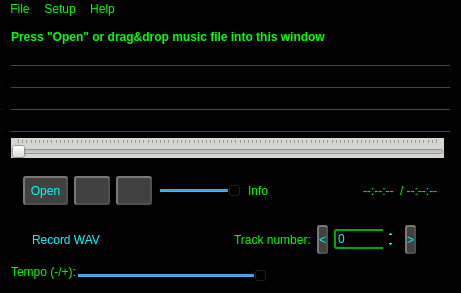
Old version of the form MusicPlayer/MainWindow/mainwindow.ui in the repository WohlSoft/Moondust-Project.
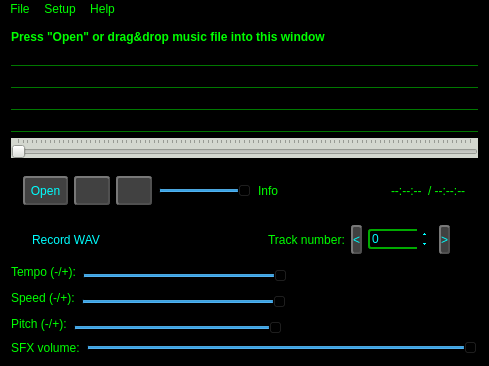
New version of the form. Icons and pictures are not drawn. Custom widgets are drawn as their Qt base class.

```diff
--- a/MusicPlayer/MainWindow/mainwindow.ui
+++ b/MusicPlayer/MainWindow/mainwindow.ui
@@ -6,8 +6,8 @@
    <rect>
     <x>0</x>
     <y>0</y>
-    <width>461</width>
-    <height>289</height>
+    <width>489</width>
+    <height>306</height>
    </rect>
   </property>
   <property name="minimumSize">
@@ -105,21 +105,57 @@
     <property name="sizeConstraint">
      <enum>QLayout::SetMinimumSize</enum>
     </property>
-    <item row="4" column="0" colspan="2">
-     <widget class="LabelMarquee" name="musCopyright">
-      <property name="styleSheet">
-       <string notr="true">border-width: 1px;
-border-style: solid;
-border-color: rgba(0, 0, 0, 0);
-border-bottom-color: rgb(0, 120, 0);
-</string>
+    <item row="8" column="0">
+     <widget class="QFrame" name="tempoFrame">
+      <property name="frameShape">
+       <enum>QFrame::NoFrame</enum>
       </property>
-      <property name="text">
-       <string/>
+      <property name="frameShadow">
+       <enum>QFrame::Plain</enum>
       </property>
-      <property name="scaledContents">
-       <bool>true</bool>
+      <property name="lineWidth">
+       <number>0</number>
       </property>
+      <layout class="QGridLayout" name="gridLayout_2">
+       <property name="leftMargin">
+        <number>0</number>
+       </property>
+       <property name="topMargin">
+        <number>0</number>
+       </property>
+       <property name="rightMargin">
+        <number>0</number>
+       </property>
+       <property name="bottomMargin">
+        <number>0</number>
+       </property>
+       <item row="0" column="1">
+        <widget class="QSlider" name="tempo">
+         <property name="toolTip">
+          <string>Tempo</string>
+         </property>
+         <property name="minimum">
+          <number>-100</number>
+         </property>
+         <property name="maximum">
+          <number>100</number>
+         </property>
+         <property name="orientation">
+          <enum>Qt::Horizontal</enum>
+         </property>
+         <property name="tickPosition">
+          <enum>QSlider::TicksAbove</enum>
+         </property>
+        </widget>
+       </item>
+       <item row="0" column="0">
+        <widget class="QLabel" name="tempoLabel">
+         <property name="text">
+          <string>Tempo (-/+):</string>
+         </property>
+        </widget>
+       </item>
+      </layout>
      </widget>
     </item>
     <item row="7" column="0">
@@ -240,8 +276,41 @@
       </layout>
      </widget>
     </item>
-    <item row="3" column="0" colspan="2">
-     <widget class="LabelMarquee" name="musAlbum">
+    <item row="11" column="0">
+     <layout class="QHBoxLayout" name="GeneralVolumeFrame">
+      <item>
+       <widget class="QLabel" name="label_2">
+        <property name="toolTip">
+         <string>Change the SFX volume (affecting all playing SFX at one time, doesn't affects a music)</string>
+        </property>
+        <property name="text">
+         <string>SFX volume:</string>
+        </property>
+       </widget>
+      </item>
+      <item>
+       <widget class="QSlider" name="volumeGeneral">
+        <property name="toolTip">
+         <string>Change the general volume (affecting all playing music and SFX at one time)</string>
+        </property>
+        <property name="maximum">
+         <number>128</number>
+        </property>
+        <property name="pageStep">
+         <number>1</number>
+        </property>
+        <property name="value">
+         <number>128</number>
+        </property>
+        <property name="orientation">
+         <enum>Qt::Horizontal</enum>
+        </property>
+       </widget>
+      </item>
+     </layout>
+    </item>
+    <item row="2" column="0">
+     <widget class="LabelMarquee" name="musArtist">
       <property name="styleSheet">
        <string notr="true">border-width: 1px;
 border-style: solid;
@@ -257,11 +326,10 @@
       </property>
      </widget>
     </item>
-    <item row="0" column="0" colspan="2">
+    <item row="0" column="0">
      <widget class="QLabel" name="label">
       <property name="font">
        <font>
-        <weight>75</weight>
         <bold>true</bold>
        </font>
       </property>
@@ -270,7 +338,60 @@
       </property>
      </widget>
     </item>
-    <item row="1" column="0" colspan="2">
+    <item row="9" column="0">
+     <widget class="QFrame" name="speedFrame">
+      <property name="frameShape">
+       <enum>QFrame::NoFrame</enum>
+      </property>
+      <property name="frameShadow">
+       <enum>QFrame::Plain</enum>
+      </property>
+      <property name="lineWidth">
+       <number>0</number>
+      </property>
+      <layout class="QGridLayout" name="gridLayout_4">
+       <property name="leftMargin">
+        <number>0</number>
+       </property>
+       <property name="topMargin">
+        <number>0</number>
+       </property>
+       <property name="rightMargin">
+        <number>0</number>
+       </property>
+       <property name="bottomMargin">
+        <number>0</number>
+       </property>
+       <item row="0" column="0">
+        <widget class="QLabel" name="speedLabel">
+         <property name="text">
+          <string>Speed (-/+):</string>
+         </property>
+        </widget>
+       </item>
+       <item row="0" column="1">
+        <widget class="QSlider" name="speed">
+         <property name="toolTip">
+          <string>Tempo</string>
+         </property>
+         <property name="minimum">
+          <number>-100</number>
+         </property>
+         <property name="maximum">
+          <number>100</number>
+         </property>
+         <property name="orientation">
+          <enum>Qt::Horizontal</enum>
+         </property>
+         <property name="tickPosition">
+          <enum>QSlider::TicksAbove</enum>
+         </property>
+        </widget>
+       </item>
+      </layout>
+     </widget>
+    </item>
+    <item row="1" column="0">
      <widget class="LabelMarquee" name="musTitle">
       <property name="styleSheet">
        <string notr="true">border-width: 1px;
@@ -287,8 +408,8 @@
       </property>
      </widget>
     </item>
-    <item row="2" column="0" colspan="2">
-     <widget class="LabelMarquee" name="musArtist">
+    <item row="4" column="0">
+     <widget class="LabelMarquee" name="musCopyright">
       <property name="styleSheet">
        <string notr="true">border-width: 1px;
 border-style: solid;
@@ -304,88 +425,7 @@
       </property>
      </widget>
     </item>
-    <item row="8" column="0">
-     <widget class="QFrame" name="tempoFrame">
-      <property name="frameShape">
-       <enum>QFrame::NoFrame</enum>
-      </property>
-      <property name="frameShadow">
-       <enum>QFrame::Plain</enum>
-      </property>
-      <property name="lineWidth">
-       <number>0</number>
-      </property>
-      <layout class="QHBoxLayout" name="horizontalLayout_3">
-       <property name="spacing">
-        <number>0</number>
-       </property>
-       <property name="leftMargin">
-        <number>0</number>
-       </property>
-       <property name="topMargin">
-        <number>0</number>
-       </property>
-       <property name="rightMargin">
-        <number>0</number>
-       </property>
-       <property name="bottomMargin">
-        <number>0</number>
-       </property>
-       <item>
-        <widget class="QLabel" name="tempoLabel">
-         <property name="text">
-          <string>Tempo (-/+):</string>
-         </property>
-        </widget>
-       </item>
-       <item>
-        <widget class="QSlider" name="tempo">
-         <property name="toolTip">
-          <string>Tempo</string>
-         </property>
-         <property name="minimum">
-          <number>-100</number>
-         </property>
-         <property name="maximum">
-          <number>100</number>
-         </property>
-         <property name="orientation">
-          <enum>Qt::Horizontal</enum>
-         </property>
-         <property name="tickPosition">
-          <enum>QSlider::TicksAbove</enum>
-         </property>
-        </widget>
-       </item>
-      </layout>
-     </widget>
-    </item>
-    <item row="5" column="0">
-     <widget class="QSlider" name="musicPosition">
-      <property name="styleSheet">
-       <string notr="true">background-color: rgb(211, 215, 207);</string>
-      </property>
-      <property name="maximum">
-       <number>100</number>
-      </property>
-      <property name="value">
-       <number>0</number>
-      </property>
-      <property name="orientation">
-       <enum>Qt::Horizontal</enum>
-      </property>
-      <property name="invertedAppearance">
-       <bool>false</bool>
-      </property>
-      <property name="invertedControls">
-       <bool>false</bool>
-      </property>
-      <property name="tickPosition">
-       <enum>QSlider::TicksAbove</enum>
-      </property>
-     </widget>
-    </item>
-    <item row="6" column="0" colspan="2">
+    <item row="6" column="0">
      <widget class="QFrame" name="frame_2">
       <property name="minimumSize">
        <size>
@@ -531,6 +571,101 @@
       </layout>
      </widget>
     </item>
+    <item row="3" column="0">
+     <widget class="LabelMarquee" name="musAlbum">
+      <property name="styleSheet">
+       <string notr="true">border-width: 1px;
+border-style: solid;
+border-color: rgba(0, 0, 0, 0);
+border-bottom-color: rgb(0, 120, 0);
+</string>
+      </property>
+      <property name="text">
+       <string/>
+      </property>
+      <property name="scaledContents">
+       <bool>true</bool>
+      </property>
+     </widget>
+    </item>
+    <item row="5" column="0">
+     <widget class="QSlider" name="musicPosition">
+      <property name="styleSheet">
+       <string notr="true">background-color: rgb(211, 215, 207);</string>
+      </property>
+      <property name="maximum">
+       <number>100</number>
+      </property>
+      <property name="value">
+       <number>0</number>
+      </property>
+      <property name="orientation">
+       <enum>Qt::Horizontal</enum>
+      </property>
+      <property name="invertedAppearance">
+       <bool>false</bool>
+      </property>
+      <property name="invertedControls">
+       <bool>false</bool>
+      </property>
+      <property name="tickPosition">
+       <enum>QSlider::TicksAbove</enum>
+      </property>
+     </widget>
+    </item>
+    <item row="10" column="0">
+     <widget class="QFrame" name="pitchFrame">
+      <property name="frameShape">
+       <enum>QFrame::NoFrame</enum>
+      </property>
+      <property name="frameShadow">
+       <enum>QFrame::Plain</enum>
+      </property>
+      <property name="lineWidth">
+       <number>0</number>
+      </property>
+      <layout class="QGridLayout" name="gridLayout_6">
+       <property name="leftMargin">
+        <number>0</number>
+       </property>
+       <property name="topMargin">
+        <number>0</number>
+       </property>
+       <property name="rightMargin">
+        <number>0</number>
+       </property>
+       <property name="bottomMargin">
+        <number>0</number>
+       </property>
+       <item row="0" column="0">
+        <widget class="QLabel" name="pitchLabel">
+         <property name="text">
+          <string>Pitch (-/+):</string>
+         </property>
+        </widget>
+       </item>
+       <item row="0" column="1">
+        <widget class="QSlider" name="pitch">
+         <property name="toolTip">
+          <string>Tempo</string>
+         </property>
+         <property name="minimum">
+          <number>-100</number>
+         </property>
+         <property name="maximum">
+          <number>100</number>
+         </property>
+         <property name="orientation">
+          <enum>Qt::Horizontal</enum>
+         </property>
+         <property name="tickPosition">
+          <enum>QSlider::TicksAbove</enum>
+         </property>
+        </widget>
+       </item>
+      </layout>
+     </widget>
+    </item>
    </layout>
   </widget>
   <widget class="QMenuBar" name="menuBar">
@@ -538,7 +673,7 @@
     <rect>
      <x>0</x>
      <y>0</y>
-     <width>461</width>
+     <width>489</width>
      <height>20</height>
     </rect>
    </property>
```
Left out of the diff: 1 changed line with no effect on the pictures.
